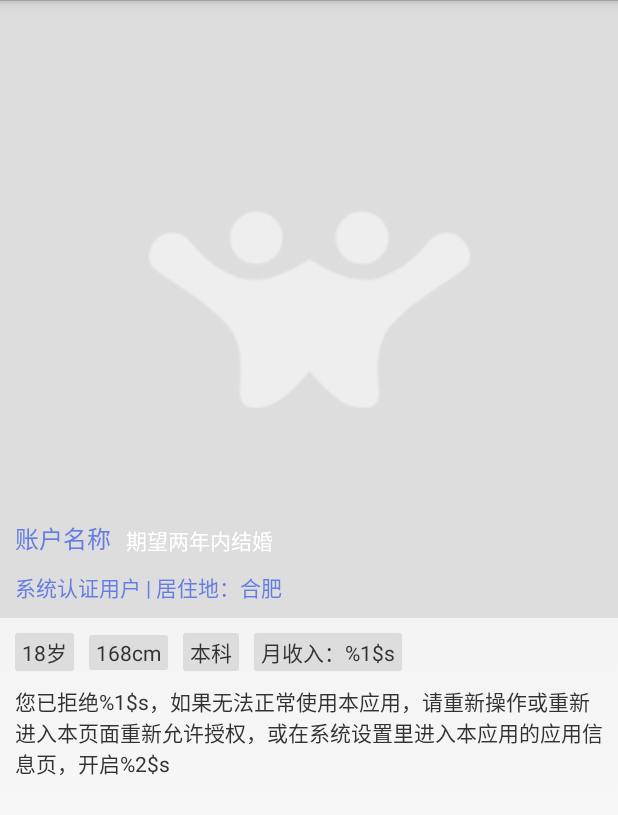
After one commit to 2ndtonone/elecouple, an Android app: the layout item_search.xml on its own in the app's theme, with its tools: preview values and no code run, on a phone screen of 412 x 824 dp. The commit adds this screen. Shown: the top 815 px of the screen. Run offline under Robolectric (Android 15) with nearby library versions, the phone set to English and light mode, and no system bars; network calls fail.

Commit message:
搜索fm完成

```diff
--- a/app/src/main/AndroidManifest.xml
+++ b/app/src/main/AndroidManifest.xml
@@ -217,7 +217,7 @@
             android:name="com.sulong.elecouple.ui.activity.SelectSexActivity"
             android:screenOrientation="portrait"/>
         <activity
-            android:name="com.sulong.elecouple.ui.activity.StartActivit"
+            android:name="com.sulong.elecouple.ui.activity.StartActivity"
             android:screenOrientation="portrait"/>
     </application>
 
--- a/app/src/main/java/com/sulong/elecouple/ui/activity/MainActivity.java
+++ b/app/src/main/java/com/sulong/elecouple/ui/activity/MainActivity.java
@@ -20,6 +20,7 @@ import com.sulong.elecouple.eventbus.LoginSuccessEvent;
 import com.sulong.elecouple.ui.dialog.CommonDialogFragment;
 import com.sulong.elecouple.ui.fragment.HomeFragment;
 import com.sulong.elecouple.ui.fragment.MyCenterFragment;
+import com.sulong.elecouple.ui.fragment.SearchFragment;
 import com.sulong.elecouple.utils.AppUpdateChecker;
 import com.sulong.elecouple.utils.Debug;
 import com.hk.lib.appupdate.AppUpdateManager;
@@ -42,18 +43,23 @@ public class MainActivity extends BaseMainActivity {
     public static final int PAGE_INDEX_MINE = 1;
     private Class mTabFragmentClasses[] = {
             HomeFragment.class,
+            SearchFragment.class,
             MyCenterFragment.class
     };
     private int[] mTabIconsNormal = new int[]{
+            R.drawable.tab_home_normal,
             R.drawable.tab_home_normal,
             R.drawable.tab_mycenter_normal,
     };
     private int[] mTabIconsSelected = new int[]{
             R.drawable.tab_home_selected,
+            R.drawable.tab_home_selected,
             R.drawable.tab_mycenter_selected,
     };
     private int mTabTexts[] = new int[]{
             R.string.main_home,
+            R.string.main_search,
+            R.string.main_find,
             R.string.main_mycenter
     };
     private Fragment[] mFragments;
--- a/app/src/main/java/com/sulong/elecouple/ui/activity/SplashActivity.java
+++ b/app/src/main/java/com/sulong/elecouple/ui/activity/SplashActivity.java
@@ -68,7 +68,7 @@ public class SplashActivity extends BaseActivity {
 
 
     private void goToLogin() {
-        Intent intent = new Intent(this, StartActivit.class);
+        Intent intent = new Intent(this, StartActivity.class);
         startActivity(intent);
         finish();
     }
--- a/app/src/main/java/com/sulong/elecouple/ui/fragment/GuideFragment.java
+++ b/app/src/main/java/com/sulong/elecouple/ui/fragment/GuideFragment.java
@@ -10,6 +10,7 @@ import android.widget.ImageView;
 
 import com.sulong.elecouple.R;
 import com.sulong.elecouple.ui.activity.MainActivity;
+import com.sulong.elecouple.ui.activity.StartActivity;
 
 import butterknife.BindView;
 import butterknife.ButterKnife;
@@ -72,7 +73,7 @@ public class GuideFragment extends BaseFragment {
         btnLaunch.setOnClickListener(new View.OnClickListener() {
             @Override
             public void onClick(View view) {
-                Intent intent = new Intent(getActivity(), MainActivity.class);
+                Intent intent = new Intent(getActivity(), StartActivity.class);
                 startActivity(intent);
                 getActivity().finish();
             }
--- /dev/null
+++ b/app/src/main/res/layout/item_search.xml
@@ -0,0 +1,96 @@
+<?xml version="1.0" encoding="utf-8"?>
+<RelativeLayout xmlns:android="http://schemas.android.com/apk/res/android"
+    xmlns:auto="http://schemas.android.com/apk/res-auto"
+    android:layout_width="match_parent"
+    android:layout_height="match_parent"
+    android:orientation="vertical">
+
+    <com.sulong.elecouple.ui.views.DynamicHeightImageView
+        android:id="@+id/iv_head"
+        android:layout_width="match_parent"
+        android:layout_height="wrap_content"
+        android:scaleType="centerCrop"
+        android:src="@drawable/default_label"
+        auto:dhiv_heightRatio="1" />
+
+    <TextView
+        android:id="@+id/tv_account_type"
+        android:layout_width="wrap_content"
+        android:layout_height="wrap_content"
+        android:layout_alignBottom="@+id/iv_head"
+        android:layout_margin="10dp"
+        android:text="@string/account_type_location"
+        android:textColor="@color/main_blue" />
+
+    <TextView
+        android:id="@+id/tv_name"
+        android:layout_width="wrap_content"
+        android:layout_height="wrap_content"
+        android:layout_above="@+id/tv_account_type"
+        android:layout_marginLeft="10dp"
+        android:textSize="16sp"
+        android:text="@string/account_name"
+        android:textColor="@color/main_blue" />
+
+    <TextView
+        android:id="@+id/tv_expect"
+        android:layout_width="wrap_content"
+        android:layout_height="wrap_content"
+        android:layout_above="@+id/tv_account_type"
+        android:layout_toRightOf="@+id/tv_name"
+        android:layout_marginLeft="10dp"
+        android:textSize="14sp"
+        android:text="期望两年内结婚"
+        android:textColor="@color/white" />
+
+
+    <LinearLayout
+        android:layout_width="match_parent"
+        android:layout_marginTop="10dp"
+        android:layout_marginLeft="10dp"
+        android:id="@+id/ll_tag"
+        android:layout_below="@+id/iv_head"
+        android:layout_height="wrap_content">
+
+        <TextView
+            android:id="@+id/tv_age"
+            android:layout_width="wrap_content"
+            android:text="18岁"
+            android:background="@drawable/general_gray_round"
+            android:layout_height="wrap_content" />
+
+        <TextView
+            android:id="@+id/tv_height"
+            android:layout_width="wrap_content"
+            android:text="168cm"
+            android:layout_marginLeft="10dp"
+            android:background="@drawable/general_gray_round"
+            android:layout_height="wrap_content" />
+
+        <TextView
+            android:id="@+id/tv_degree"
+            android:layout_width="wrap_content"
+            android:text="本科"
+            android:layout_marginLeft="10dp"
+            android:background="@drawable/general_gray_round"
+            android:layout_height="wrap_content" />
+
+        <TextView
+            android:id="@+id/tv_income"
+            android:layout_width="wrap_content"
+            android:text="@string/income"
+            android:layout_marginLeft="10dp"
+            android:background="@drawable/general_gray_round"
+            android:layout_height="wrap_content" />
+
+    </LinearLayout>
+
+    <TextView
+        android:id="@+id/tv_desc"
+        android:layout_margin="10dp"
+        android:layout_below="@+id/ll_tag"
+        android:layout_width="match_parent"
+        android:layout_height="wrap_content"
+        android:text="@string/permission_deny_temporarily"
+        android:maxLines="3"/>
+</RelativeLayout>
--- a/app/src/main/res/values/strings.xml
+++ b/app/src/main/res/values/strings.xml
@@ -88,6 +88,8 @@
     <string name="my_concern_hangout">随便逛逛</string>
     <string name="toast_click_again_to_exit">再按一次退出应用</string>
     <string name="main_home">首页</string>
+    <string name="main_search">搜索</string>
+    <string name="main_find">发现</string>
     <string name="main_mycenter">我的</string>
     <string name="chose_area">选择地区</string>
     <string name="welcome">Welcome</string>
@@ -108,5 +110,6 @@
     <string name="girl">女生</string>
     <string name="boy">男生</string>
     <string name="income">月收入：%1$s</string>
+    <string name="account_type_location">系统认证用户  |  居住地：合肥</string>
 
 </resources>
```
Also changed, not shown: app/src/main/java/com/sulong/elecouple/ui/activity/StartActivity.java (renamed from app/src/main/java/com/sulong/elecouple/ui/activity/StartActivit.java, +7 -3 lines), app/src/main/java/com/sulong/elecouple/ui/adapter/SearchAdapter.java (added, +22 -0 lines), app/src/main/java/com/sulong/elecouple/ui/fragment/SearchFragment.java (added, +72 -0 lines), app/src/main/java/com/sulong/elecouple/web/WebAPI.java (+7 -0 lines).
